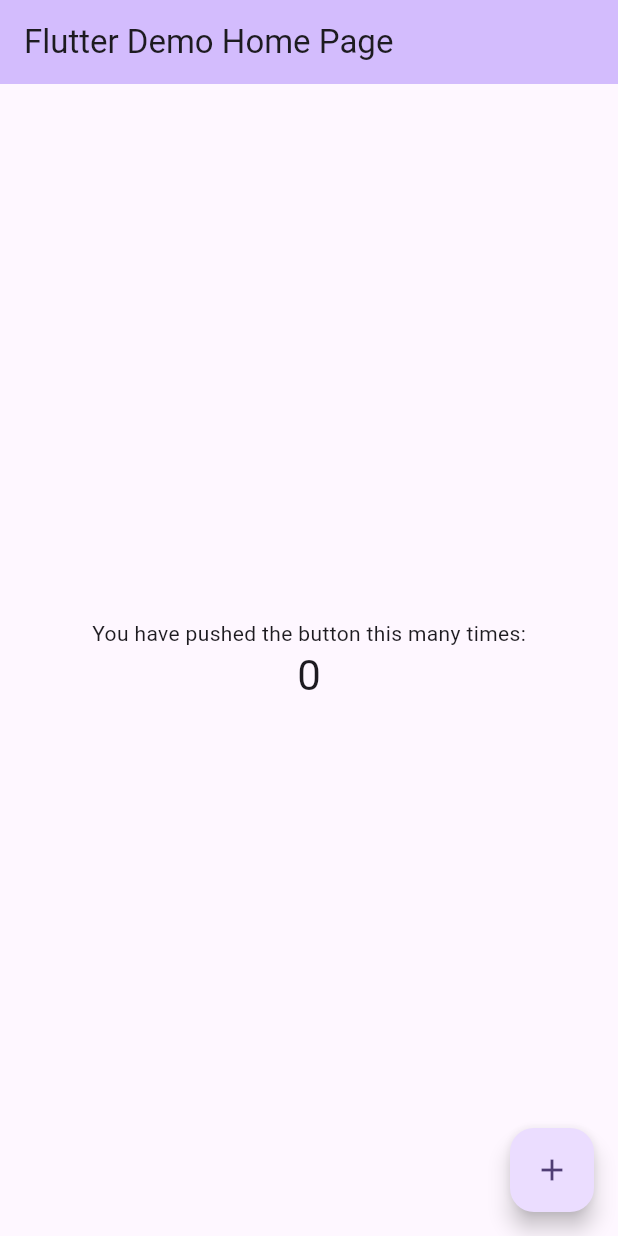
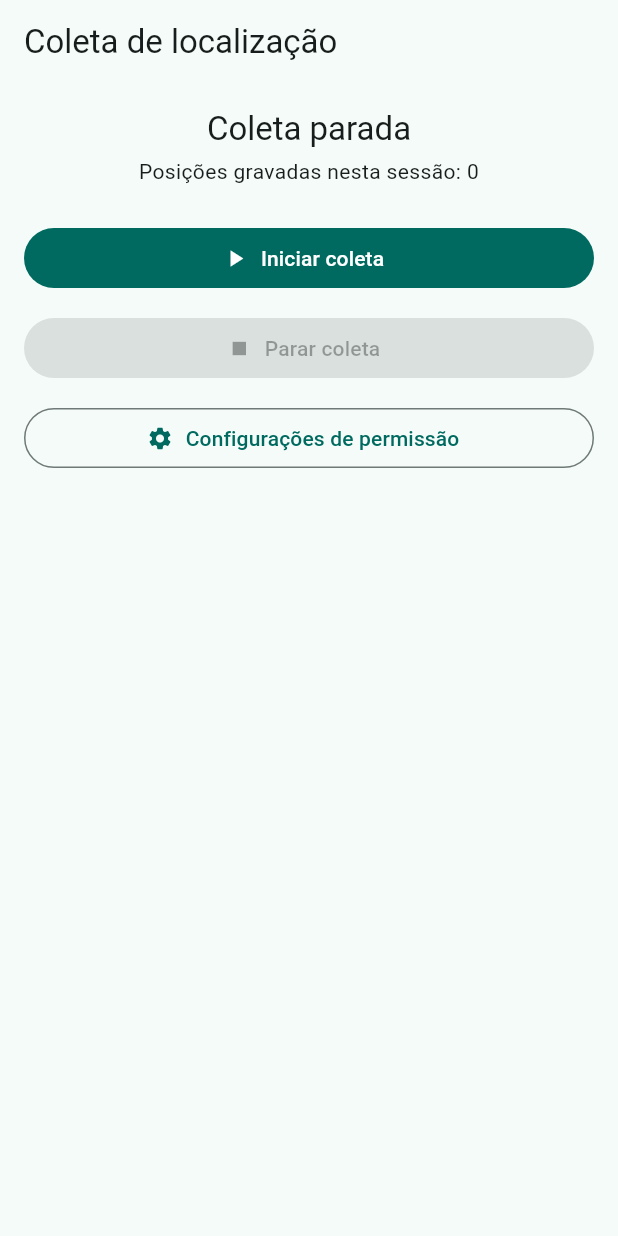
Before and after one commit to Leo-Slv/dispositivos-moveis-atv1, a Flutter app: the screen it shows after launch, on a phone screen of 412 x 824 dp. Run offline on Flutter 3.47's test engine with Material 3 defaults, Android fonts, the phone set to English and light mode, and no system bars; our stand-ins replace geolocator, permission_handler, sqflite; accounts and stored records are empty.

Commit message:
feat(localizacoes): adiciona tela de coleta, app e main

```diff
--- /dev/null
+++ b/lib/app.dart
@@ -0,0 +1,24 @@
+import 'package:flutter/material.dart';
+
+import 'features/localizacoes/data/repositories/repositorio_localizacoes.dart';
+import 'features/localizacoes/presentation/screens/tela_coleta.dart';
+import 'features/localizacoes/services/servico_localizacao.dart';
+
+class App extends StatelessWidget {
+  const App({super.key, required this.servico, required this.repositorio});
+
+  final ServicoLocalizacao servico;
+  final RepositorioLocalizacoes repositorio;
+
+  @override
+  Widget build(BuildContext context) {
+    return MaterialApp(
+      title: 'Localizações',
+      theme: ThemeData(
+        colorScheme: ColorScheme.fromSeed(seedColor: Colors.teal),
+        useMaterial3: true,
+      ),
+      home: TelaColeta(servico: servico, repositorio: repositorio),
+    );
+  }
+}
--- /dev/null
+++ b/lib/features/localizacoes/presentation/screens/tela_coleta.dart
@@ -0,0 +1,204 @@
+import 'dart:async';
+
+import 'package:flutter/material.dart';
+import 'package:geolocator/geolocator.dart';
+
+import '../../data/repositories/repositorio_localizacoes.dart';
+import '../../models/localizacao.dart';
+import '../../services/servico_localizacao.dart';
+
+class TelaColeta extends StatefulWidget {
+  const TelaColeta({
+    super.key,
+    required this.servico,
+    required this.repositorio,
+  });
+
+  final ServicoLocalizacao servico;
+  final RepositorioLocalizacoes repositorio;
+
+  @override
+  State<TelaColeta> createState() => _TelaColetaState();
+}
+
+class _TelaColetaState extends State<TelaColeta> {
+  StreamSubscription<Position>? _assinatura;
+  bool _iniciando = false;
+  int _gravadas = 0;
+
+  // Serializa as gravações para que nunca se sobreponham.
+  Future<void> _fila = Future<void>.value();
+
+  bool get _coletando => _assinatura != null;
+
+  @override
+  void dispose() {
+    _assinatura?.cancel();
+    super.dispose();
+  }
+
+  Future<void> _iniciar() async {
+    if (_coletando || _iniciando) return;
+    setState(() => _iniciando = true);
+
+    try {
+      final situacao = await widget.servico.verificar();
+      if (!mounted) return;
+
+      if (situacao != SituacaoColeta.pronta) {
+        await _orientar(situacao);
+        return;
+      }
+
+      await widget.servico.solicitarPermissaoNotificacao();
+      if (!mounted) return;
+
+      _assinatura = widget.servico.posicoes().listen(
+        _aoReceber,
+        onError: _aoFalhar,
+      );
+    } catch (erro) {
+      _mostrarMensagem('Não foi possível iniciar a coleta: $erro');
+    } finally {
+      if (mounted) setState(() => _iniciando = false);
+    }
+  }
+
+  Future<void> _parar() async {
+    final assinatura = _assinatura;
+    if (assinatura == null) return;
+    setState(() => _assinatura = null);
+    await assinatura.cancel();
+  }
+
+  void _aoReceber(Position posicao) {
+    final localizacao = Localizacao(
+      latitude: posicao.latitude,
+      longitude: posicao.longitude,
+      precisao: posicao.accuracy,
+      instante: posicao.timestamp.toUtc(),
+    );
+
+    _fila = _fila.then((_) async {
+      try {
+        await widget.repositorio.inserir(localizacao);
+        if (mounted) setState(() => _gravadas++);
+      } catch (erro) {
+        _mostrarMensagem('Falha ao gravar a localização: $erro');
+      }
+    });
+  }
+
+  void _aoFalhar(Object erro) {
+    _parar();
+    _mostrarMensagem('Erro na coleta de localização: $erro');
+  }
+
+  Future<void> _orientar(SituacaoColeta situacao) {
+    switch (situacao) {
+      case SituacaoColeta.servicoDesligado:
+        return _mostrarOrientacao(
+          titulo: 'Localização desligada',
+          mensagem: 'Ative o GPS do aparelho para coletar posições.',
+          acao: 'Abrir configurações',
+          aoConfirmar: widget.servico.abrirConfiguracoesLocalizacao,
+        );
+      case SituacaoColeta.permissaoNegadaPermanente:
+        return _mostrarOrientacao(
+          titulo: 'Permissão bloqueada',
+          mensagem:
+              'A permissão de localização foi negada permanentemente. '
+              'Habilite-a nas configurações do aplicativo.',
+          acao: 'Abrir configurações',
+          aoConfirmar: widget.servico.abrirConfiguracoesApp,
+        );
+      case SituacaoColeta.permissaoNegada:
+      case SituacaoColeta.pronta:
+        return _mostrarOrientacao(
+          titulo: 'Permissão necessária',
+          mensagem:
+              'Sem a permissão de localização não é possível coletar posições.',
+          acao: 'Abrir configurações',
+          aoConfirmar: widget.servico.abrirConfiguracoesApp,
+        );
+    }
+  }
+
+  Future<void> _mostrarOrientacao({
+    required String titulo,
+    required String mensagem,
+    required String acao,
+    required Future<bool> Function() aoConfirmar,
+  }) async {
+    final confirmou = await showDialog<bool>(
+      context: context,
+      builder: (contexto) => AlertDialog(
+        title: Text(titulo),
+        content: Text(mensagem),
+        actions: [
+          TextButton(
+            onPressed: () => Navigator.pop(contexto, false),
+            child: const Text('Cancelar'),
+          ),
+          FilledButton(
+            onPressed: () => Navigator.pop(contexto, true),
+            child: Text(acao),
+          ),
+        ],
+      ),
+    );
+    if (confirmou == true) await aoConfirmar();
+  }
+
+  void _mostrarMensagem(String texto) {
+    if (!mounted) return;
+    ScaffoldMessenger.of(context)
+      ..hideCurrentSnackBar()
+      ..showSnackBar(SnackBar(content: Text(texto)));
+  }
+
+  @override
+  Widget build(BuildContext context) {
+    final coletando = _coletando;
+
+    return Scaffold(
+      appBar: AppBar(title: const Text('Coleta de localização')),
+      body: Padding(
+        padding: const EdgeInsets.all(16),
+        child: Column(
+          crossAxisAlignment: CrossAxisAlignment.stretch,
+          children: [
+            Text(
+              coletando ? 'Coleta ativa' : 'Coleta parada',
+              style: Theme.of(context).textTheme.titleLarge,
+              textAlign: TextAlign.center,
+            ),
+            const SizedBox(height: 4),
+            Text(
+              'Posições gravadas nesta sessão: $_gravadas',
+              textAlign: TextAlign.center,
+            ),
+            const SizedBox(height: 24),
+            FilledButton.icon(
+              onPressed: coletando || _iniciando ? null : _iniciar,
+              icon: const Icon(Icons.play_arrow),
+              label: const Text('Iniciar coleta'),
+            ),
+            const SizedBox(height: 12),
+            FilledButton.tonalIcon(
+              onPressed: coletando ? _parar : null,
+              icon: const Icon(Icons.stop),
+              label: const Text('Parar coleta'),
+            ),
+            const SizedBox(height: 12),
+            OutlinedButton.icon(
+              onPressed: widget.servico.abrirConfiguracoesApp,
+              icon: const Icon(Icons.settings),
+              label: const Text('Configurações de permissão'),
+            ),
+          ],
+        ),
+      ),
+    );
+  }
+}
--- a/lib/main.dart
+++ b/lib/main.dart
@@ -1,122 +1,16 @@
 import 'package:flutter/material.dart';
 
+import 'app.dart';
+import 'features/localizacoes/data/database/banco_localizacoes.dart';
+import 'features/localizacoes/data/repositories/repositorio_localizacoes.dart';
+import 'features/localizacoes/services/servico_localizacao.dart';
+
 void main() {
-  runApp(const MyApp());
+  WidgetsFlutterBinding.ensureInitialized();
+  runApp(
+    App(
+      servico: ServicoLocalizacao(),
+      repositorio: RepositorioLocalizacoes(BancoLocalizacoes()),
+    ),
+  );
 }
-
-class MyApp extends StatelessWidget {
-  const MyApp({super.key});
-
-  // This widget is the root of your application.
-  @override
-  Widget build(BuildContext context) {
-    return MaterialApp(
-      title: 'Flutter Demo',
-      theme: ThemeData(
-        // This is the theme of your application.
-        //
-        // TRY THIS: Try running your application with "flutter run". You'll see
-        // the application has a purple toolbar. Then, without quitting the app,
-        // try changing the seedColor in the colorScheme below to Colors.green
-        // and then invoke "hot reload" (save your changes or press the "hot
-        // reload" button in a Flutter-supported IDE, or press "r" if you used
-        // the command line to start the app).
-        //
-        // Notice that the counter didn't reset back to zero; the application
-        // state is not lost during the reload. To reset the state, use hot
-        // restart instead.
-        //
-        // This works for code too, not just values: Most code changes can be
-        // tested with just a hot reload.
-        colorScheme: .fromSeed(seedColor: Colors.deepPurple),
-      ),
-      home: const MyHomePage(title: 'Flutter Demo Home Page'),
-    );
-  }
-}
-
-class MyHomePage extends StatefulWidget {
-  const MyHomePage({super.key, required this.title});
-
-  // This widget is the home page of your application. It is stateful, meaning
-  // that it has a State object (defined below) that contains fields that affect
-  // how it looks.
-
-  // This class is the configuration for the state. It holds the values (in this
-  // case the title) provided by the parent (in this case the App widget) and
-  // used by the build method of the State. Fields in a Widget subclass are
-  // always marked "final".
-
-  final String title;
-
-  @override
-  State<MyHomePage> createState() => _MyHomePageState();
-}
-
-class _MyHomePageState extends State<MyHomePage> {
-  int _counter = 0;
-
-  void _incrementCounter() {
-    setState(() {
-      // This call to setState tells the Flutter framework that something has
-      // changed in this State, which causes it to rerun the build method below
-      // so that the display can reflect the updated values. If we changed
-      // _counter without calling setState(), then the build method would not be
-      // called again, and so nothing would appear to happen.
-      _counter++;
-    });
-  }
-
-  @override
-  Widget build(BuildContext context) {
-    // This method is rerun every time setState is called, for instance as done
-    // by the _incrementCounter method above.
-    //
-    // The Flutter framework has been optimized to make rerunning build methods
-    // fast, so that you can just rebuild anything that needs updating rather
-    // than having to individually change instances of widgets.
-    return Scaffold(
-      appBar: AppBar(
-        // TRY THIS: Try changing the color here to a specific color (to
-        // Colors.amber, perhaps?) and trigger a hot reload to see the AppBar
-        // change color while the other colors stay the same.
-        backgroundColor: Theme.of(context).colorScheme.inversePrimary,
-        // Here we take the value from the MyHomePage object that was created by
-        // the App.build method, and use it to set our appbar title.
-        title: Text(widget.title),
-      ),
-      body: Center(
-        // Center is a layout widget. It takes a single child and positions it
-        // in the middle of the parent.
-        child: Column(
-          // Column is also a layout widget. It takes a list of children and
-          // arranges them vertically. By default, it sizes itself to fit its
-          // children horizontally, and tries to be as tall as its parent.
-          //
-          // Column has various properties to control how it sizes itself and
-          // how it positions its children. Here we use mainAxisAlignment to
-          // center the children vertically; the main axis here is the vertical
-          // axis because Columns are vertical (the cross axis would be
-          // horizontal).
-          //
-          // TRY THIS: Invoke "debug painting" (choose the "Toggle Debug Paint"
-          // action in the IDE, or press "p" in the console), to see the
-          // wireframe for each widget.
-          mainAxisAlignment: .center,
-          children: [
-            const Text('You have pushed the button this many times:'),
-            Text(
-              '$_counter',
-              style: Theme.of(context).textTheme.headlineMedium,
-            ),
-          ],
-        ),
-      ),
-      floatingActionButton: FloatingActionButton(
-        onPressed: _incrementCounter,
-        tooltip: 'Increment',
-        child: const Icon(Icons.add),
-      ),
-    );
-  }
-}
```
Also changed, not shown: 2 other files.
